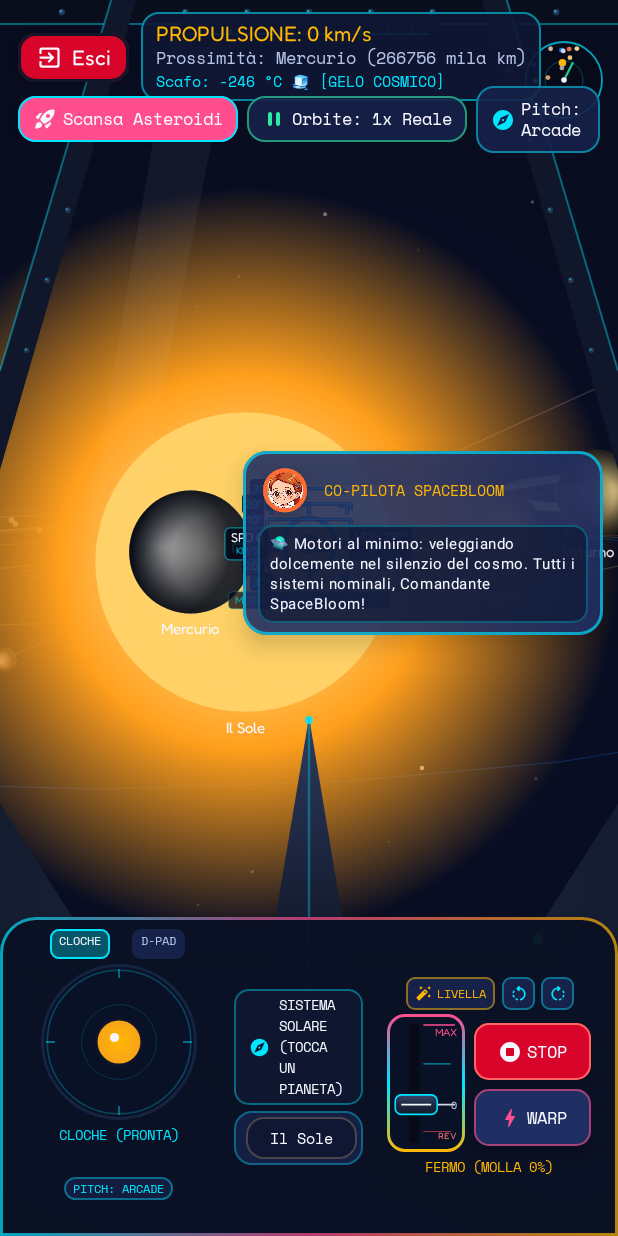
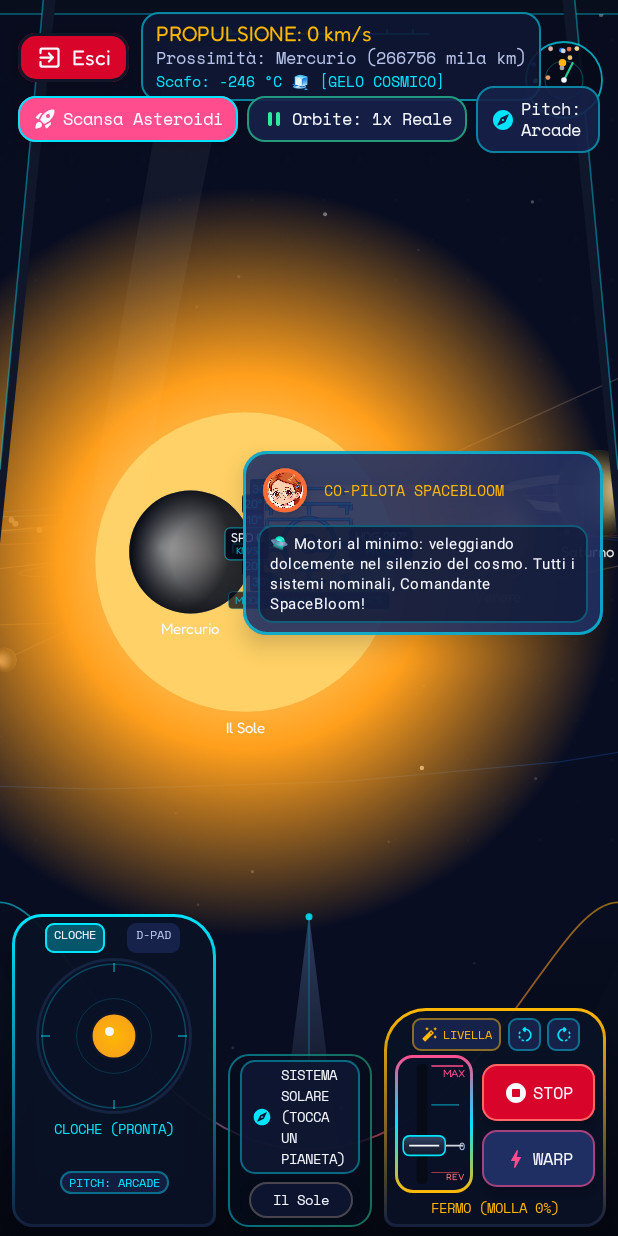
Before and after one commit to ricrug/AstroBloom, an Android app built with Jetpack Compose: the composable FirstPersonSimulatorScreen shown on its own in the app's theme, on a phone screen of 412 x 824 dp. Run offline under Robolectric (Android 15) with nearby library versions, the phone set to English and light mode, and no system bars.

Commit message:
feat: cockpit panoramico con sagoma a doppio pod e rilascio release github

```diff
--- a/app/src/main/java/com/ricrug/ui/components/FirstPersonFlightSimulator3D.kt
+++ b/app/src/main/java/com/ricrug/ui/components/FirstPersonFlightSimulator3D.kt
@@ -472,8 +472,9 @@ fun FirstPersonFlightSimulator3D(
         Modifier.fillMaxSize()
           .pointerInput(Unit) {
             detectDragGestures { change, dragAmount ->
-              // Only process touch gestures in windshield zone (upper 68%) to prevent interference with dashboard controls
-              if (change.position.y < size.height * 0.68f) {
+              // Gestione panoramica touch: permette di orientare la visuale anche nella baia centrale aperta
+              val isSidePodZone = (change.position.x < size.width * 0.22f || change.position.x > size.width * 0.78f) && change.position.y > size.height * 0.62f
+              if (!isSidePodZone && change.position.y < size.height * 0.88f) {
                 change.consume()
                 isAutopilotSteering = false
                 shipHeading -= dragAmount.x * 0.0032f
@@ -483,7 +484,8 @@ fun FirstPersonFlightSimulator3D(
           }
           .pointerInput(Unit) {
             detectTapGestures { tapOffset ->
-              if (tapOffset.y < size.height * 0.68f) {
+              val isSidePodZone = (tapOffset.x < size.width * 0.22f || tapOffset.x > size.width * 0.78f) && tapOffset.y > size.height * 0.62f
+              if (!isSidePodZone && tapOffset.y < size.height * 0.88f) {
                 val hit =
                   lastProjected.asReversed().firstOrNull { proj ->
                     val hitR = proj.screenRadius.coerceAtLeast(26f)
@@ -680,18 +682,18 @@ fun FirstPersonFlightSimulator3D(
       }
 
       // ==========================================================
-      // 🚀 ASTRONAVE: MUSO, ALI E STRUTTURA ESTERNA
+      // 🚀 ASTRONAVE: MUSO, ALI E STRUTTURA ESTERNA A PROFILO RIBASSATO (PANORAMIC BUBBLE CANOPY)
       // ==========================================================
-      val shipNoseW = size.width * 0.20f
-      val shipNoseBottomY = size.height * 0.88f
-      val shipNoseTipY = size.height * 0.58f
-
-      // 1. Muso aerodinamico centrale dell'astronave con rollio/sway reattivo alla cloche
-      val noseSwayX = -stickX * 24f
-      val nosePitchY = stickY * (if (invertPitch) -16f else 16f)
+      val shipNoseW = size.width * 0.12f
+      val shipNoseBottomY = size.height * 0.98f
+      val shipNoseTipY = size.height * 0.74f
+
+      // 1. Muso aerodinamico affusolato ribassato con rollio/sway reattivo alla cloche
+      val noseSwayX = -stickX * 18f
+      val nosePitchY = stickY * (if (invertPitch) -12f else 12f)
       val noseTipX = center.x + noseSwayX
       val noseTipY = shipNoseTipY + nosePitchY
-      val noseBottomY = shipNoseBottomY + nosePitchY * 0.4f
+      val noseBottomY = shipNoseBottomY + nosePitchY * 0.3f
 
       val nosePath = Path().apply {
         moveTo(noseTipX, noseTipY)
@@ -712,99 +714,91 @@ fun FirstPersonFlightSimulator3D(
         brush = Brush.verticalGradient(listOf(CosmicCyan, Color(0xFF1E2844))),
         start = Offset(noseTipX, noseTipY),
         end = Offset(center.x, noseBottomY),
-        strokeWidth = 2.5f,
+        strokeWidth = 2f,
       )
       // Sensore al plasma pulsante sulla punta del muso
       drawCircle(
         color = CosmicCyan.copy(alpha = 0.85f),
-        radius = 4f,
-        center = Offset(noseTipX, noseTipY + 3f),
-      )
-
-      // Getti RCS laterali sul muso che si accendono virando con la cloche
+        radius = 3.5f,
+        center = Offset(noseTipX, noseTipY + 2f),
+      )
+
+      // Getti RCS laterali sul muso
       if (stickX < -0.1f) {
-        // Getti verso destra per virare a sinistra
         drawLine(
           color = CosmicCyan,
-          start = Offset(center.x + shipNoseW * 0.25f, shipNoseTipY + 20f),
-          end = Offset(center.x + shipNoseW * 0.25f + 16f * abs(stickX), shipNoseTipY + 20f),
-          strokeWidth = 3f,
+          start = Offset(center.x + shipNoseW * 0.25f, shipNoseTipY + 16f),
+          end = Offset(center.x + shipNoseW * 0.25f + 14f * abs(stickX), shipNoseTipY + 16f),
+          strokeWidth = 2.5f,
         )
       } else if (stickX > 0.1f) {
-        // Getti verso sinistra per virare a destra
         drawLine(
           color = CosmicCyan,
-          start = Offset(center.x - shipNoseW * 0.25f, shipNoseTipY + 20f),
-          end = Offset(center.x - shipNoseW * 0.25f - 16f * abs(stickX), shipNoseTipY + 20f),
-          strokeWidth = 3f,
+          start = Offset(center.x - shipNoseW * 0.25f, shipNoseTipY + 16f),
+          end = Offset(center.x - shipNoseW * 0.25f - 14f * abs(stickX), shipNoseTipY + 16f),
+          strokeWidth = 2.5f,
         )
       }
 
-      // 2. Estremità alari visibili ai lati inferiori
-      // Ala Sinistra
+      // 2. Estremità alari visibili ai lati inferiori (ribassate per massima apertura panoramica)
       val leftWingPath = Path().apply {
-        moveTo(0f, size.height * 0.65f)
-        lineTo(size.width * 0.14f, size.height * 0.76f)
-        lineTo(0f, size.height * 0.85f)
+        moveTo(0f, size.height * 0.78f)
+        lineTo(size.width * 0.08f, size.height * 0.86f)
+        lineTo(0f, size.height * 0.94f)
         close()
       }
       drawPath(
         path = leftWingPath,
         brush = Brush.horizontalGradient(listOf(Color(0xFF141C30), Color(0xFF283654))),
       )
-      // Luce di navigazione di babordo (ROSSA lampeggiante)
       drawCircle(
         color = Color(0xFFFF2A2A).copy(alpha = beaconBlink),
-        radius = 5f,
-        center = Offset(size.width * 0.13f, size.height * 0.76f),
-      )
-
-      // Ala Destra
+        radius = 4.5f,
+        center = Offset(size.width * 0.075f, size.height * 0.86f),
+      )
+
       val rightWingPath = Path().apply {
-        moveTo(size.width, size.height * 0.65f)
-        lineTo(size.width * 0.86f, size.height * 0.76f)
-        lineTo(size.width, size.height * 0.85f)
+        moveTo(size.width, size.height * 0.78f)
+        lineTo(size.width * 0.92f, size.height * 0.86f)
+        lineTo(size.width, size.height * 0.94f)
         close()
       }
       drawPath(
         path = rightWingPath,
         brush = Brush.horizontalGradient(listOf(Color(0xFF283654), Color(0xFF141C30))),
       )
-      // Luce di navigazione di tribordo (VERDE lampeggiante)
       drawCircle(
         color = Color(0xFF00FF7F).copy(alpha = beaconBlink),
-        radius = 5f,
-        center = Offset(size.width * 0.87f, size.height * 0.76f),
+        radius = 4.5f,
+        center = Offset(size.width * 0.925f, size.height * 0.86f),
       )
 
       // Getti RCS alari durante il rollio coordinato o manuale
       if (shipBank > 0.06f) {
         val rPow = (shipBank / 0.38f).coerceIn(0.2f, 1f)
-        // Rollio a sinistra: getto verso il basso ala sx, getto verso l'alto ala dx
-        drawLine(color = CosmicCyan, start = Offset(size.width * 0.13f, size.height * 0.76f), end = Offset(size.width * 0.13f, size.height * 0.76f + 20f * rPow), strokeWidth = 3f)
-        drawLine(color = CosmicCyan, start = Offset(size.width * 0.87f, size.height * 0.76f), end = Offset(size.width * 0.87f, size.height * 0.76f - 20f * rPow), strokeWidth = 3f)
+        drawLine(color = CosmicCyan, start = Offset(size.width * 0.08f, size.height * 0.86f), end = Offset(size.width * 0.08f, size.height * 0.86f + 16f * rPow), strokeWidth = 2.5f)
+        drawLine(color = CosmicCyan, start = Offset(size.width * 0.92f, size.height * 0.86f), end = Offset(size.width * 0.92f, size.height * 0.86f - 16f * rPow), strokeWidth = 2.5f)
       } else if (shipBank < -0.06f) {
         val rPow = (-shipBank / 0.38f).coerceIn(0.2f, 1f)
-        // Rollio a destra: getto verso l'alto ala sx, getto verso il basso ala dx
-        drawLine(color = CosmicCyan, start = Offset(size.width * 0.13f, size.height * 0.76f), end = Offset(size.width * 0.13f, size.height * 0.76f - 20f * rPow), strokeWidth = 3f)
-        drawLine(color = CosmicCyan, start = Offset(size.width * 0.87f, size.height * 0.76f), end = Offset(size.width * 0.87f, size.height * 0.76f + 20f * rPow), strokeWidth = 3f)
+        drawLine(color = CosmicCyan, start = Offset(size.width * 0.08f, size.height * 0.86f), end = Offset(size.width * 0.08f, size.height * 0.86f - 16f * rPow), strokeWidth = 2.5f)
+        drawLine(color = CosmicCyan, start = Offset(size.width * 0.92f, size.height * 0.86f), end = Offset(size.width * 0.92f, size.height * 0.86f + 16f * rPow), strokeWidth = 2.5f)
       }
 
       // ==========================================================
-      // 🛡️ CUPOLA E TELAIO CORAZZATO DELLA CABINA DI PILOTAGGIO
+      // 🛡️ CUPOLA PANORAMICA A 180° (BUBBLE CANOPY)
       // ==========================================================
       val frameColor = Color(0xFF10172A)
       val frameHighlight = CosmicCyan.copy(alpha = 0.40f)
 
-      // Reticolo nanotecnologico olografico HUD sul vetro temperato
-      val gridStepX = 64f
-      val gridStepY = 36f
-      val maxGridY = size.height * 0.65f
+      // Reticolo nanotecnologico olografico HUD sul vetro temperato (discreto)
+      val gridStepX = 72f
+      val gridStepY = 40f
+      val maxGridY = size.height * 0.70f
       for (gx in 0..(size.width / gridStepX).toInt()) {
         for (gy in 1..(maxGridY / gridStepY).toInt()) {
           val px = gx * gridStepX + (if (gy % 2 == 1) gridStepX * 0.5f else 0f)
           val py = gy * gridStepY
-          drawCircle(color = CosmicCyan.copy(alpha = 0.06f), radius = 1.1f, center = Offset(px, py))
+          drawCircle(color = CosmicCyan.copy(alpha = 0.05f), radius = 1f, center = Offset(px, py))
         }
       }
 
@@ -812,7 +806,6 @@ fun FirstPersonFlightSimulator3D(
       val sunDist = shipPos.length()
       if (sunDist < 130f) {
         val heatRatio = ((130f - sunDist) / 85f).coerceIn(0f, 1f)
-        // Bagliore ambra/arancione di radiazione solare sul vetro
         drawRect(
           brush = Brush.radialGradient(
             colors = listOf(
@@ -841,60 +834,90 @@ fun FirstPersonFlightSimulator3D(
         }
       }
 
-      // Arco superiore della cupola (Canopy Roof Strut)
+      // Arco superiore sottile della cupola
       drawRect(
         brush = Brush.verticalGradient(listOf(Color(0xFF090E1C), Color(0xFF151F38))),
         topLeft = Offset(0f, 0f),
-        size = Size(size.width, 24f),
-      )
-      drawLine(color = frameHighlight, start = Offset(0f, 24f), end = Offset(size.width, 24f), strokeWidth = 1.8f)
-
-      // Bulloni/rivetti metallici in lega di titanio sul montante superiore
-      for (i in 1..9) {
-        val rx = size.width * (i / 10f)
-        drawCircle(color = Color(0xFF283654), radius = 3.2f, center = Offset(rx, 12f))
-        drawCircle(color = CosmicCyan.copy(alpha = 0.65f), radius = 1.2f, center = Offset(rx - 0.9f, 11.2f))
-      }
-
-      // Montante Diagonale Sinistro
+        size = Size(size.width, 14f),
+      )
+      drawLine(color = frameHighlight, start = Offset(0f, 14f), end = Offset(size.width, 14f), strokeWidth = 1.4f)
+
+      // Montante Diagonale Sinistro (spostato verso l'angolo esterno per massima apertura panoramica)
       val strutL = Path().apply {
-        moveTo(0f, size.height * 0.30f)
-        lineTo(size.width * 0.18f, 0f)
-        lineTo(size.width * 0.22f, 0f)
-        lineTo(0f, size.height * 0.38f)
+        moveTo(0f, size.height * 0.38f)
+        lineTo(size.width * 0.07f, 0f)
+        lineTo(size.width * 0.09f, 0f)
+        lineTo(0f, size.height * 0.44f)
         close()
       }
       drawPath(strutL, color = frameColor)
-      drawLine(color = frameHighlight, start = Offset(0f, size.height * 0.30f), end = Offset(size.width * 0.18f, 0f), strokeWidth = 2f)
-
-      // Rivetti montante sinistro
-      for (i in 1..5) {
-        val t = i / 6f
-        val rx = size.width * 0.20f * (1f - t)
-        val ry = size.height * 0.34f * t
-        drawCircle(color = Color(0xFF283654), radius = 2.8f, center = Offset(rx + 6f, ry))
-        drawCircle(color = CosmicCyan.copy(alpha = 0.65f), radius = 1f, center = Offset(rx + 5.2f, ry - 0.8f))
-      }
-
-      // Montante Diagonale Destro
+      drawLine(color = frameHighlight, start = Offset(0f, size.height * 0.38f), end = Offset(size.width * 0.07f, 0f), strokeWidth = 1.6f)
+
+      // Montante Diagonale Destro (spostato verso l'angolo esterno per massima apertura panoramica)
       val strutR = Path().apply {
-        moveTo(size.width, size.height * 0.30f)
-        lineTo(size.width * 0.82f, 0f)
-        lineTo(size.width * 0.78f, 0f)
-        lineTo(size.width, size.height * 0.38f)
+        moveTo(size.width, size.height * 0.38f)
+        lineTo(size.width * 0.93f, 0f)
+        lineTo(size.width * 0.91f, 0f)
+        lineTo(size.width, size.height * 0.44f)
         close()
       }
       drawPath(strutR, color = frameColor)
-      drawLine(color = frameHighlight, start = Offset(size.width, size.height * 0.30f), end = Offset(size.width * 0.82f, 0f), strokeWidth = 2f)
-
-      // Rivetti montante destro
-      for (i in 1..5) {
-        val t = i / 6f
-        val rx = size.width - size.width * 0.20f * (1f - t)
-        val ry = size.height * 0.34f * t
-        drawCircle(color = Color(0xFF283654), radius = 2.8f, center = Offset(rx - 6f, ry))
-        drawCircle(color = CosmicCyan.copy(alpha = 0.65f), radius = 1f, center = Offset(rx - 6.8f, ry - 0.8f))
-      }
+      drawLine(color = frameHighlight, start = Offset(size.width, size.height * 0.38f), end = Offset(size.width * 0.93f, 0f), strokeWidth = 1.6f)
+
+      // ==========================================================
+      // 🛸 BORDO SAGOMATO DELLA PLANCIA (AEROSPACE COCKPIT RIM)
+      // Sagoma incurvata a V ribassata che incornicia i pod e scende al centro
+      // ==========================================================
+      val podCutL = size.width * 0.22f
+      val podCutR = size.width * 0.78f
+      val rimBaseY = size.height * 0.93f // Punto centrale ribassato (93% dello schermo)
+      val rimSideY = size.height * 0.73f // Altezza consoli pod laterali
+
+      val consoleRimPath = Path().apply {
+        moveTo(0f, size.height)
+        lineTo(0f, rimSideY)
+        cubicTo(
+          podCutL * 0.5f, rimSideY,
+          podCutL, rimBaseY,
+          center.x, rimBaseY,
+        )
+        cubicTo(
+          podCutR, rimBaseY,
+          podCutR + (size.width - podCutR) * 0.5f, rimSideY,
+          size.width, rimSideY,
+        )
+        lineTo(size.width, size.height)
+        close()
+      }
+      drawPath(
+        path = consoleRimPath,
+        brush = Brush.verticalGradient(
+          colors = listOf(Color(0xD8080E20), Color(0xF4040710)),
+          startY = rimSideY,
+          endY = size.height,
+        ),
+      )
+      // Linea neon sagomata del bordo plancia
+      val consoleRimStroke = Path().apply {
+        moveTo(0f, rimSideY)
+        cubicTo(
+          podCutL * 0.5f, rimSideY,
+          podCutL, rimBaseY,
+          center.x, rimBaseY,
+        )
+        cubicTo(
+          podCutR, rimBaseY,
+          podCutR + (size.width - podCutR) * 0.5f, rimSideY,
+          size.width, rimSideY,
+        )
+      }
+      drawPath(
+        path = consoleRimStroke,
+        brush = Brush.horizontalGradient(
+          listOf(CosmicCyan.copy(alpha = 0.55f), NebulaMagenta.copy(alpha = 0.55f), CosmicAmber.copy(alpha = 0.55f)),
+        ),
+        style = Stroke(width = 1.8f),
+      )
 
       // Riflesso curvo di luce sul vetro temperato della cupola
       val glarePath = Path().apply {
@@ -1630,26 +1653,25 @@ fun FirstPersonFlightSimulator3D(
     }
 
     // ==========================================================
-    // 🎛️ PLANCIA DI COMANDO DELL'ASTRONAVE (DASHBOARD CONSOLE)
+    // 🎛️ PLANCIA DI COMANDO AD ALTA VISIBILITÀ (TWIN FLIGHT PODS + BAIA PANORAMICA APERTA)
     // ==========================================================
+
+    // 1. POSTAZIONE POLLICE SINISTRO: POD DI VOLO ERGONOMICO
     Surface(
-      modifier = Modifier.align(Alignment.BottomCenter).fillMaxWidth(),
-      color = Color(0xF20B1124),
-      border = BorderStroke(2.dp, Brush.horizontalGradient(listOf(CosmicCyan.copy(alpha = 0.7f), NebulaMagenta.copy(alpha = 0.7f), CosmicAmber.copy(alpha = 0.7f)))),
-      shape = RoundedCornerShape(topStart = 24.dp, topEnd = 24.dp),
-      shadowElevation = 16.dp,
+      modifier = Modifier
+        .align(Alignment.BottomStart)
+        .padding(start = 8.dp, bottom = 6.dp)
+        .width(136.dp),
+      color = Color(0xF00A1126),
+      shape = RoundedCornerShape(topStart = 20.dp, topEnd = 28.dp, bottomStart = 14.dp, bottomEnd = 8.dp),
+      border = BorderStroke(1.8.dp, Brush.verticalGradient(listOf(CosmicCyan, Color(0xFF14203D)))),
+      shadowElevation = 12.dp,
     ) {
-      Row(
-        modifier = Modifier.fillMaxWidth().padding(horizontal = 12.dp, vertical = 8.dp),
-        horizontalArrangement = Arrangement.SpaceBetween,
-        verticalAlignment = Alignment.CenterVertically,
+      Column(
+        horizontalAlignment = Alignment.CenterHorizontally,
+        verticalArrangement = Arrangement.spacedBy(3.dp),
+        modifier = Modifier.padding(horizontal = 6.dp, vertical = 6.dp),
       ) {
-        // 1. POSTAZIONE POLLICE SINISTRO: CONTROLLER DI VOLO IBRIDO (CLOCHE ANALOGICA + D-PAD TATTICO)
-        Column(
-          horizontalAlignment = Alignment.CenterHorizontally,
-          verticalArrangement = Arrangement.spacedBy(3.dp),
-          modifier = Modifier.width(134.dp),
-        ) {
           // Selettore Rapido Modalità: [CLOCHE 3D] vs [D-PAD FRECCE]
           Row(
             horizontalArrangement = Arrangement.spacedBy(4.dp),
@@ -1936,12 +1958,23 @@ fun FirstPersonFlightSimulator3D(
             )
           }
         }
-
-        // 2. POSTAZIONE CENTRALE OTTIMIZZATA: Rotta di Navigazione & Selettore Pianeti
+      }
+
+      // 2. CANALE PANORAMICO CENTRALE: BARRA ROTTA OLOGRAFICA FLUTTUANTE ULTRA-RIBASSATA
+      Surface(
+        modifier = Modifier
+          .align(Alignment.BottomCenter)
+          .padding(start = 152.dp, end = 164.dp, bottom = 6.dp)
+          .fillMaxWidth(),
+        color = Color(0xC0070D1E),
+        shape = RoundedCornerShape(14.dp),
+        border = BorderStroke(1.2.dp, Brush.horizontalGradient(listOf(CosmicCyan.copy(alpha = 0.45f), AuroraGreen.copy(alpha = 0.45f)))),
+        shadowElevation = 6.dp,
+      ) {
         Column(
-          modifier = Modifier.weight(1f).padding(horizontal = 10.dp),
+          modifier = Modifier.padding(horizontal = 8.dp, vertical = 4.dp),
           horizontalAlignment = Alignment.CenterHorizontally,
-          verticalArrangement = Arrangement.spacedBy(4.dp),
+          verticalArrangement = Arrangement.spacedBy(3.dp),
         ) {
           // Barra Rotta Tattica: Mostra il bersaglio selezionato o il corpo più vicino
           val activeTargetBody = autopilotTargetId?.let { SolarSystemData.getPlanetById(it) } ?: nearestBody
@@ -1952,7 +1985,7 @@ fun FirstPersonFlightSimulator3D(
             modifier = Modifier.fillMaxWidth(),
           ) {
             Row(
-              modifier = Modifier.padding(horizontal = 10.dp, vertical = 4.dp),
+              modifier = Modifier.padding(horizontal = 8.dp, vertical = 3.dp),
               verticalAlignment = Alignment.CenterVertically,
               horizontalArrangement = Arrangement.SpaceBetween,
             ) {
@@ -1964,10 +1997,10 @@ fun FirstPersonFlightSimulator3D(
                   imageVector = if (autopilotTargetId != null) Icons.Rounded.CenterFocusStrong else Icons.Rounded.Explore,
                   contentDescription = null,
                   tint = if (autopilotTargetId != null) AuroraGreen else CosmicCyan,
-                  modifier = Modifier.size(14.dp),
+                  modifier = Modifier.size(13.dp),
                 )
                 Text(
-                  text = if (autopilotTargetId != null) "ROTTA ATTIVA: ${activeTargetBody.name.uppercase()}" else "SISTEMA SOLARE (TOCCA UN PIANETA)",
+                  text = if (autopilotTargetId != null) "ROTTA: ${activeTargetBody.name.uppercase()}" else "SISTEMA SOLARE (TOCCA UN PIANETA)",
                   style = MaterialTheme.typography.labelSmall.copy(fontSize = 9.sp, fontWeight = FontWeight.Bold),
                   color = if (autopilotTargetId != null) AuroraGreen else StarlightWhite,
                 )
@@ -1978,14 +2011,14 @@ fun FirstPersonFlightSimulator3D(
                   onClick = { isAutopilotSteering = !isAutopilotSteering },
                   color = if (isAutopilotSteering) NebulaMagenta else AuroraGreen,
                   shape = RoundedCornerShape(6.dp),
-                  modifier = Modifier.height(22.dp).testTag("cockpit_autopilot_button"),
+                  modifier = Modifier.height(20.dp).testTag("cockpit_autopilot_button"),
                 ) {
                   Row(
                     modifier = Modifier.padding(horizontal = 6.dp),
                     verticalAlignment = Alignment.CenterVertically,
                     horizontalArrangement = Arrangement.spacedBy(3.dp),
                   ) {
-                    Icon(Icons.Rounded.CenterFocusStrong, contentDescription = null, tint = if (isAutopilotSteering) StarlightWhite else ComicInk, modifier = Modifier.size(11.dp))
+                    Icon(Icons.Rounded.CenterFocusStrong, contentDescription = null, tint = if (isAutopilotSteering) StarlightWhite else ComicInk, modifier = Modifier.size(10.dp))
                     Text(
                       text = if (isAutopilotSteering) "AUTOPILOTA ATTIVO" else "ATTIVA AUTOPILOTA",
                       style = MaterialTheme.typography.labelSmall.copy(fontSize = 8.sp, fontWeight = FontWeight.Bold),
@@ -1999,13 +2032,12 @@ fun FirstPersonFlightSimulator3D(
 
           // Selettore Rapido Pianeti Rotta a scorrimento orizzontale comodo
           Surface(
-            color = SpaceCard.copy(alpha = 0.85f),
-            shape = RoundedCornerShape(12.dp),
-            border = BorderStroke(1.dp, CosmicCyan.copy(alpha = 0.35f)),
+            color = Color(0x60030814),
+            shape = RoundedCornerShape(10.dp),
           ) {
             LazyRow(
               horizontalArrangement = Arrangement.spacedBy(5.dp),
-              contentPadding = PaddingValues(horizontal = 8.dp, vertical = 4.dp),
+              contentPadding = PaddingValues(horizontal = 6.dp, vertical = 2.dp),
               modifier = Modifier.fillMaxWidth(),
             ) {
               items(bodies, key = { it.id }) { b ->
@@ -2019,27 +2051,39 @@ fun FirstPersonFlightSimulator3D(
                   label = {
                     Text(
                       text = b.name,
-                      style = MaterialTheme.typography.labelSmall.copy(fontSize = 10.sp, fontWeight = if (isSelected) FontWeight.Bold else FontWeight.Normal),
+                      style = MaterialTheme.typography.labelSmall.copy(fontSize = 9.sp, fontWeight = if (isSelected) FontWeight.Bold else FontWeight.Normal),
                     )
                   },
                   colors = FilterChipDefaults.filterChipColors(
                     selectedContainerColor = b.primaryColor,
                     selectedLabelColor = ComicInk,
-                    containerColor = SpaceNavy,
+                    containerColor = SpaceNavy.copy(alpha = 0.85f),
                     labelColor = StarlightWhite,
                   ),
-                  modifier = Modifier.height(28.dp).testTag("cockpit_route_${b.id}"),
+                  modifier = Modifier.height(24.dp).testTag("cockpit_route_${b.id}"),
                 )
               }
             }
           }
         }
-
-        // 3. POSTAZIONE POLLICE DESTRO: Manetta Spinta & Pulsanti Tattici (STOP, WARP, Rollio)
+      }
+
+      // 3. POSTAZIONE POLLICE DESTRO: POD DI PROPULSIONE ERGONOMICO
+      Surface(
+        modifier = Modifier
+          .align(Alignment.BottomEnd)
+          .padding(end = 8.dp, bottom = 6.dp)
+          .width(148.dp)
+          .testTag("cockpit_right_stick"),
+        color = Color(0xF00A1126),
+        shape = RoundedCornerShape(topStart = 28.dp, topEnd = 20.dp, bottomStart = 8.dp, bottomEnd = 14.dp),
+        border = BorderStroke(1.8.dp, Brush.verticalGradient(listOf(if (boostActive) NebulaMagenta else CosmicAmber, Color(0xFF14203D)))),
+        shadowElevation = 12.dp,
+      ) {
         Column(
           horizontalAlignment = Alignment.CenterHorizontally,
           verticalArrangement = Arrangement.spacedBy(3.dp),
-          modifier = Modifier.width(148.dp).testTag("cockpit_right_stick"),
+          modifier = Modifier.padding(horizontal = 7.dp, vertical = 6.dp),
         ) {
           // Barra comandi assetto: Livellamento e Rollio manuale fine
           Row(
@@ -2332,7 +2376,6 @@ fun FirstPersonFlightSimulator3D(
           )
         }
       }
-    }
   }
 }
 
```
Also changed, not shown: 2 other files.
